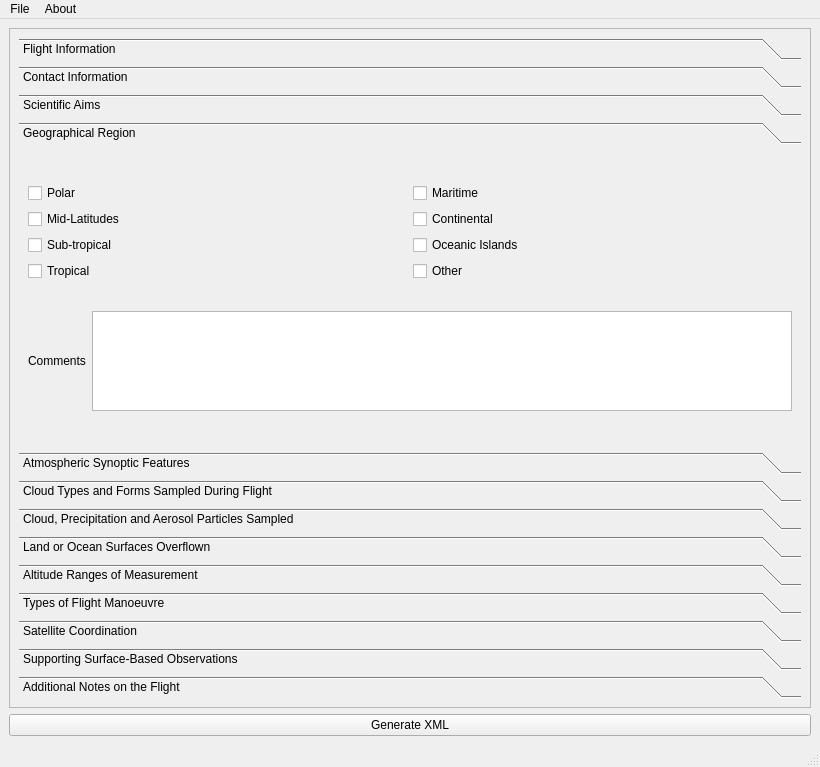
The window that ui/mainwindow.ui (mfreer/asmm-creator) describes before a commit, drawn with Qt 5.
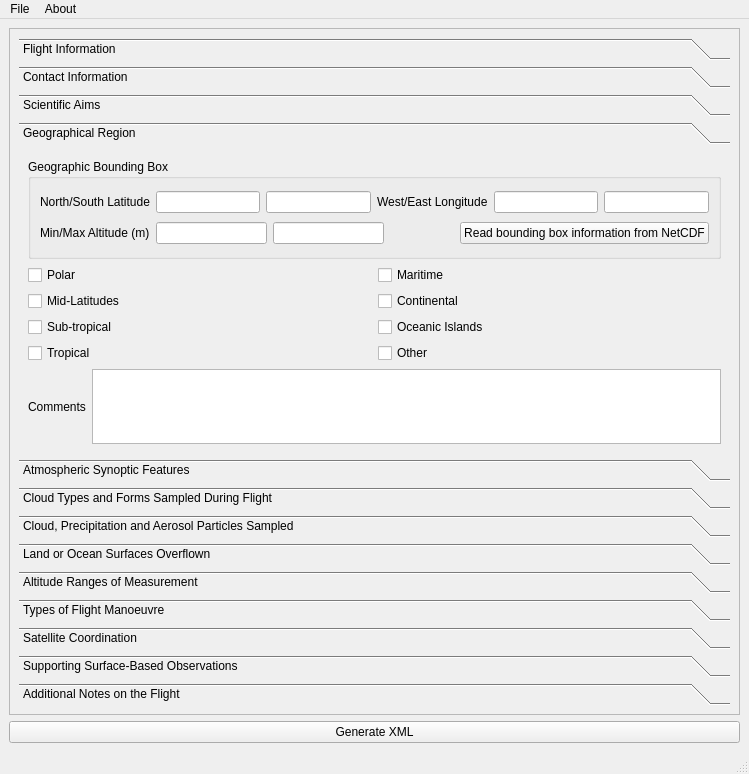
The same window after the commit. The open tabs and pages were chosen to show the change.

Commit message: ADDED: Metadata XML Schema under version control. UPDATED: ASMM GUI now includes fields from latest ASMM XML spec (1.0a).

What changed in the file:
```diff
--- a/ui/mainwindow.ui
+++ b/ui/mainwindow.ui
@@ -6,8 +6,8 @@
    <rect>
     <x>0</x>
     <y>0</y>
-    <width>820</width>
-    <height>767</height>
+    <width>749</width>
+    <height>774</height>
    </rect>
   </property>
   <property name="windowTitle">
@@ -28,12 +28,12 @@
         <rect>
          <x>0</x>
          <y>0</y>
-         <width>798</width>
-         <height>672</height>
+         <width>727</width>
+         <height>679</height>
         </rect>
        </property>
        <layout class="QGridLayout" name="gridLayout_4">
-        <item row="0" column="1">
+        <item row="0" column="0">
          <widget class="QToolBox" name="toolBox">
           <property name="minimumSize">
            <size>
@@ -884,14 +884,117 @@
             <rect>
              <x>0</x>
              <y>0</y>
-             <width>239</width>
-             <height>199</height>
+             <width>709</width>
+             <height>310</height>
             </rect>
            </property>
            <attribute name="label">
             <string>Geographical Region</string>
            </attribute>
            <layout class="QVBoxLayout" name="verticalLayout_11">
+            <item>
+             <widget class="QGroupBox" name="groupBox">
+              <property name="sizePolicy">
+               <sizepolicy hsizetype="Preferred" vsizetype="Preferred">
+                <horstretch>0</horstretch>
+                <verstretch>0</verstretch>
+               </sizepolicy>
+              </property>
+              <property name="minimumSize">
+               <size>
+                <width>0</width>
+                <height>0</height>
+               </size>
+              </property>
+              <property name="title">
+               <string>Geographic Bounding Box</string>
+              </property>
+              <layout class="QVBoxLayout" name="verticalLayout_41">
+               <item>
+                <layout class="QHBoxLayout" name="horizontalLayout_50">
+                 <item>
+                  <layout class="QHBoxLayout" name="horizontalLayout_46">
+                   <item>
+                    <widget class="QLabel" name="label_31">
+                     <property name="text">
+                      <string>North/South Latitude</string>
+                     </property>
+                    </widget>
+                   </item>
+                   <item>
+                    <widget class="QLineEdit" name="northBoundLatitudeLine"/>
+                   </item>
+                   <item>
+                    <widget class="QLineEdit" name="southBoundLatitudeLine"/>
+                   </item>
+                  </layout>
+                 </item>
+                 <item>
+                  <layout class="QHBoxLayout" name="horizontalLayout_47">
+                   <item>
+                    <widget class="QLabel" name="label_29">
+                     <property name="text">
+                      <string>West/East Longitude</string>
+                     </property>
+                    </widget>
+                   </item>
+                   <item>
+                    <widget class="QLineEdit" name="westBoundLongitudeLine"/>
+                   </item>
+                   <item>
+                    <widget class="QLineEdit" name="eastBoundLongitudeLine"/>
+                   </item>
+                  </layout>
+                 </item>
+                </layout>
+               </item>
+               <item>
+                <layout class="QHBoxLayout" name="horizontalLayout_49">
+                 <item>
+                  <layout class="QHBoxLayout" name="horizontalLayout_48">
+                   <item>
+                    <widget class="QLabel" name="label_30">
+                     <property name="text">
+                      <string>Min/Max Altitude (m)</string>
+                     </property>
+                    </widget>
+                   </item>
+                   <item>
+                    <widget class="QLineEdit" name="minAltitudeLine"/>
+                   </item>
+                   <item>
+                    <widget class="QLineEdit" name="maxAltitudeLine"/>
+                   </item>
+                   <item>
+                    <spacer name="horizontalSpacer_29">
+                     <property name="orientation">
+                      <enum>Qt::Horizontal</enum>
+                     </property>
+                     <property name="sizeType">
+                      <enum>QSizePolicy::Preferred</enum>
+                     </property>
+                     <property name="sizeHint" stdset="0">
+                      <size>
+                       <width>70</width>
+                       <height>20</height>
+                      </size>
+                     </property>
+                    </spacer>
+                   </item>
+                  </layout>
+                 </item>
+                 <item>
+                  <widget class="QPushButton" name="readBoundingBoxButton">
+                   <property name="text">
+                    <string>Read bounding box information from NetCDF</string>
+                   </property>
+                  </widget>
+                 </item>
+                </layout>
+               </item>
+              </layout>
+             </widget>
+            </item>
             <item>
              <layout class="QHBoxLayout" name="horizontalLayout_17">
               <item>
@@ -974,7 +1077,7 @@
                 <property name="maximumSize">
                  <size>
                   <width>16777215</width>
-                  <height>100</height>
+                  <height>75</height>
                  </size>
                 </property>
                </widget>
@@ -2562,7 +2665,7 @@
     <rect>
      <x>0</x>
      <y>0</y>
-     <width>820</width>
+     <width>749</width>
      <height>21</height>
     </rect>
    </property>
```
Left out of the diff: 59 changed lines with no effect on the pictures. The commit also changes 5 other files.
